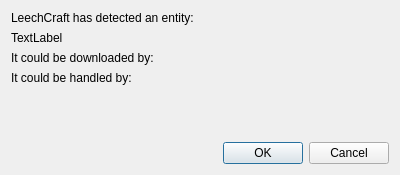
First picture: the form in src/handlerchoicedialog.ui, repository 0xd34df00d/leechcraft, before the edit.
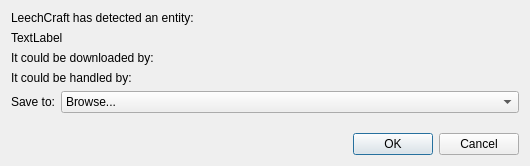
Second picture: the form after the edit.

Diff of the .ui file:
```diff
--- a/src/handlerchoicedialog.ui
+++ b/src/handlerchoicedialog.ui
@@ -1,12 +1,12 @@
 <ui version="4.0" >
  <class>HandlerChoiceDialog</class>
- <widget class="QDialog" name="HandlerChoiceDialog" >
-  <property name="geometry" >
+ <widget class="QDialog" name="HandlerChoiceDialog">
+  <property name="geometry">
    <rect>
     <x>0</x>
     <y>0</y>
-    <width>400</width>
-    <height>175</height>
+    <width>530</width>
+    <height>166</height>
    </rect>
   </property>
   <property name="windowTitle" >
@@ -48,8 +48,37 @@
     <layout class="QVBoxLayout" name="HandlersLayout_" />
    </item>
    <item>
-    <spacer name="verticalSpacer" >
-     <property name="orientation" >
+    <layout class="QHBoxLayout" name="horizontalLayout">
+     <item>
+      <widget class="QLabel" name="label">
+       <property name="text">
+        <string>Save to:</string>
+       </property>
+      </widget>
+     </item>
+     <item>
+      <widget class="QComboBox" name="LocationsBox_">
+       <property name="sizePolicy">
+        <sizepolicy hsizetype="Expanding" vsizetype="Fixed">
+         <horstretch>0</horstretch>
+         <verstretch>0</verstretch>
+        </sizepolicy>
+       </property>
+       <property name="frame">
+        <bool>true</bool>
+       </property>
+       <item>
+        <property name="text">
+         <string>Browse...</string>
+        </property>
+       </item>
+      </widget>
+     </item>
+    </layout>
+   </item>
+   <item>
+    <spacer name="verticalSpacer">
+     <property name="orientation">
       <enum>Qt::Vertical</enum>
      </property>
      <property name="sizeHint" stdset="0" >
```
Left out of the diff: 43 changed lines with no effect on the pictures.
